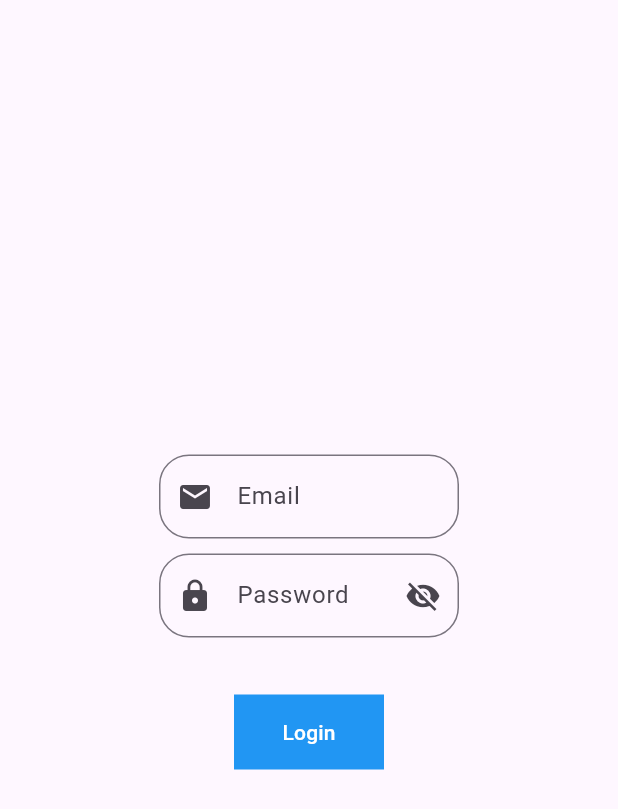
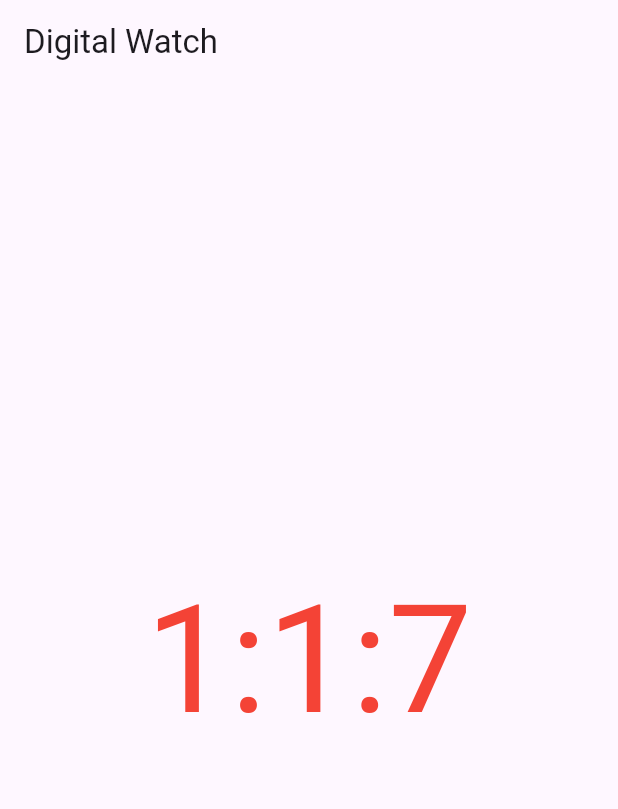
Before and after one commit to Adsoftwares1/batch-3-flutter, a Flutter app: the screen it shows after launch, on a phone screen of 412 x 824 dp. Shown: the top 809 px of the screen. Run offline on Flutter 3.47's test engine with Material 3 defaults, Android fonts, the phone set to English and light mode, and no system bars.

Commit message:
digital watch

```diff
--- /dev/null
+++ b/lib/12_24_24/digital_watch.dart
@@ -0,0 +1,58 @@
+import 'package:flutter/material.dart';
+
+class DigitalWatch extends StatefulWidget {
+  const DigitalWatch({super.key});
+
+  @override
+  State<DigitalWatch> createState() => _DigitalWatchState();
+}
+
+class _DigitalWatchState extends State<DigitalWatch> {
+  int hour = 0;
+  int minute = 0;
+  int second = 0;
+
+  void updateMyDigitalWatch() async{
+    for (var i = 1; i < 24; i++) {
+      for (var j = 1; j < 60; j++) {
+        for (var k = 1; k < 60; k++) {
+         await Future.delayed(const Duration(seconds: 1));
+            print("time is $i:$j:$k");
+            hour = i;
+            minute = j;
+            second = k;
+            setState(() {});
+        }
+      }
+    }
+  }
+
+
+  @override
+  void initState() {
+    updateMyDigitalWatch();
+    // TODO: implement initState
+    super.initState();
+  }
+
+  @override
+  Widget build(BuildContext context) {
+    print("Rebuild my ui");
+    return Scaffold(
+      appBar: AppBar(
+        title: const Text('Digital Watch'),
+      ),
+      body: Center(
+        child: Column(
+          mainAxisAlignment: MainAxisAlignment.center,
+          children: [
+            Text(
+              "$hour:$minute:$second",
+              style: TextStyle(fontSize: 100, color: Colors.red),
+            ),
+          ],
+        ),
+      ),
+    );
+  }
+}
--- a/lib/main.dart
+++ b/lib/main.dart
@@ -1,5 +1,6 @@
 
 import 'package:first_app_batch_3/12_23_2024/login_ui.dart';
+import 'package:first_app_batch_3/12_24_24/digital_watch.dart';
 import 'package:flutter/material.dart';
 
 void main() {
@@ -19,7 +20,7 @@ class MyApp extends StatelessWidget {
         colorScheme: ColorScheme.fromSeed(seedColor: Colors.deepPurple),
         useMaterial3: true,
       ),
-      home: LoginScreen(),
+      home: DigitalWatch(),
     );
   }
 }
```
